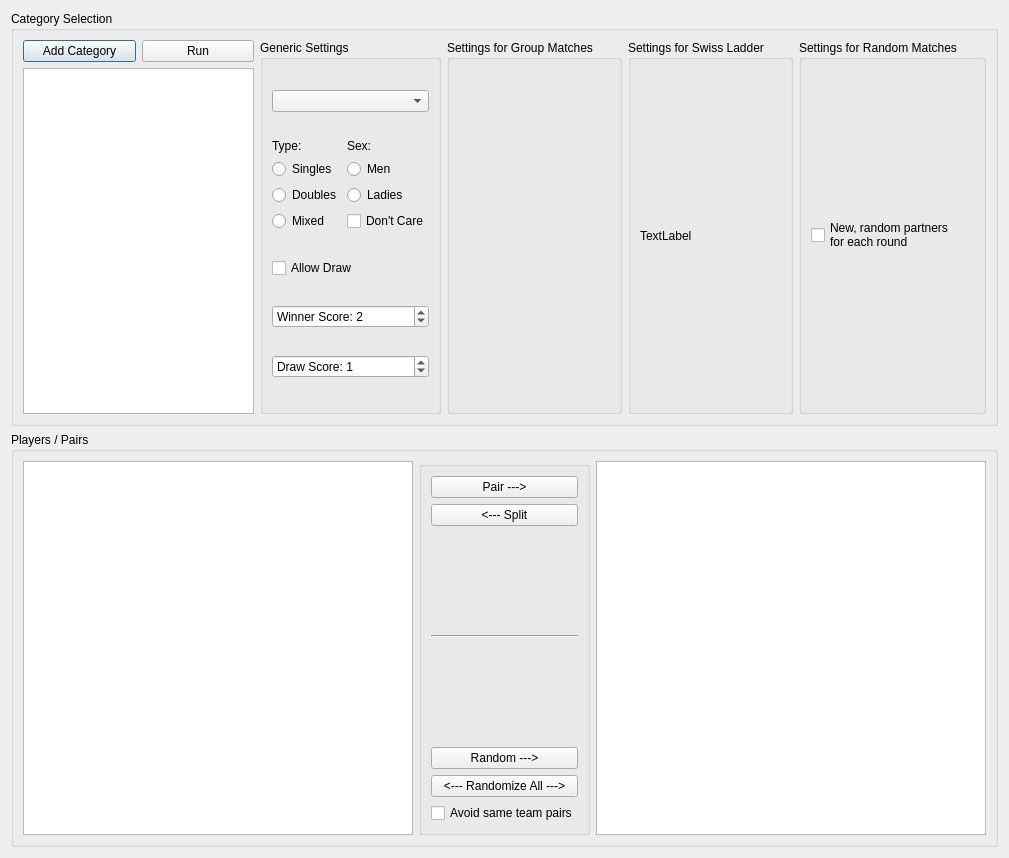
Old version of the form ui/CatTabWidget.ui in the repository probonopd/QTournament.
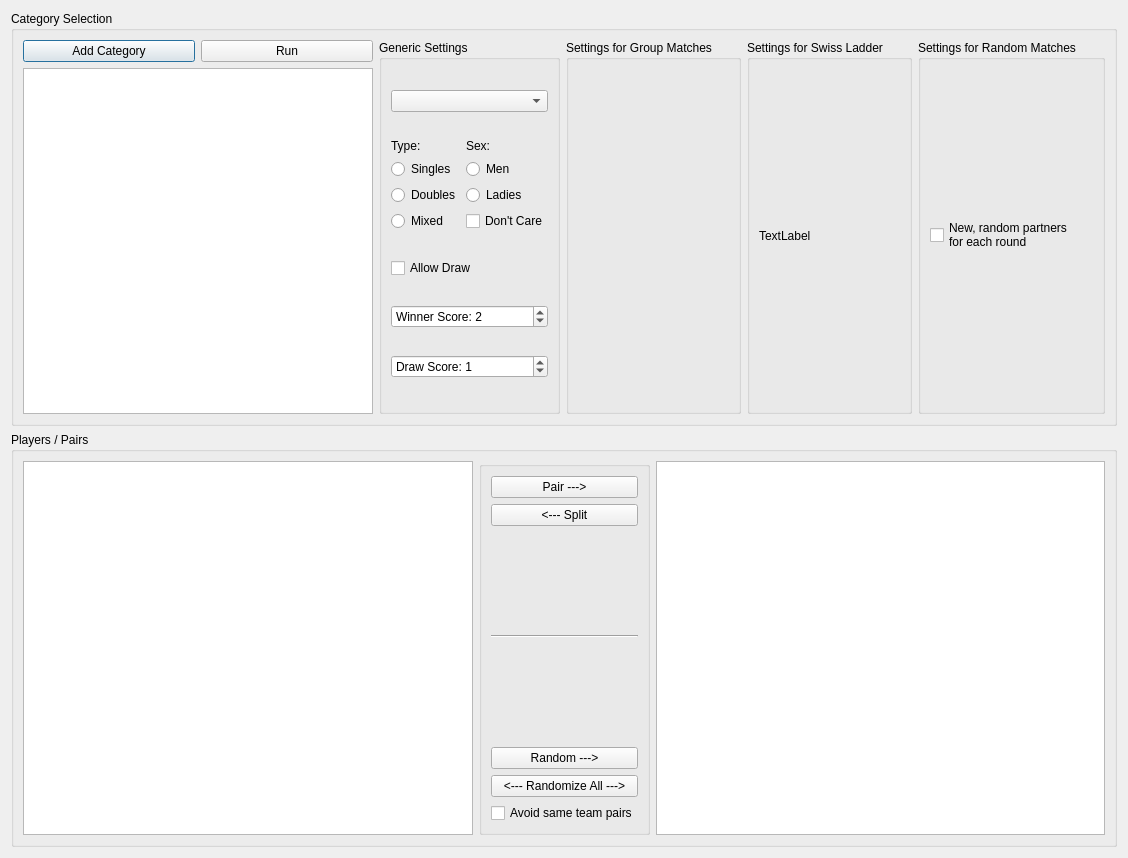
New version of the form. Custom widgets are drawn as their Qt base class.

The edit to the form file:
```diff
--- a/ui/CatTabWidget.ui
+++ b/ui/CatTabWidget.ui
@@ -6,7 +6,7 @@
    <rect>
     <x>0</x>
     <y>0</y>
-    <width>1009</width>
+    <width>1128</width>
     <height>858</height>
    </rect>
   </property>
```
Left out of the diff: 5 changed lines with no effect on the pictures.
